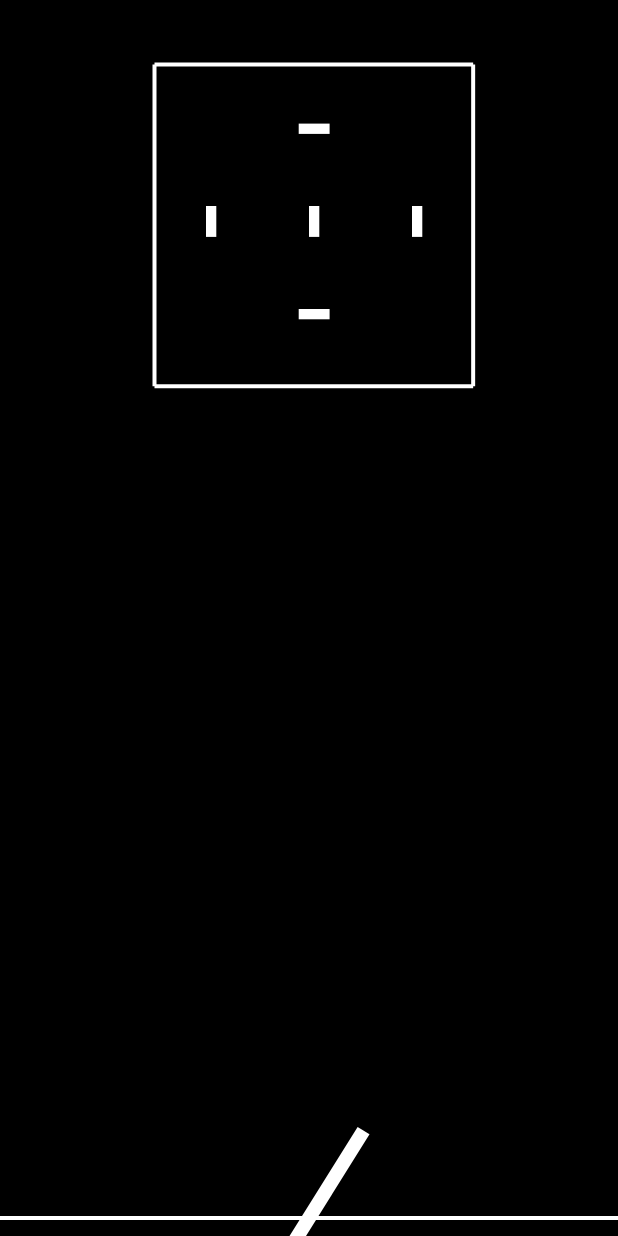
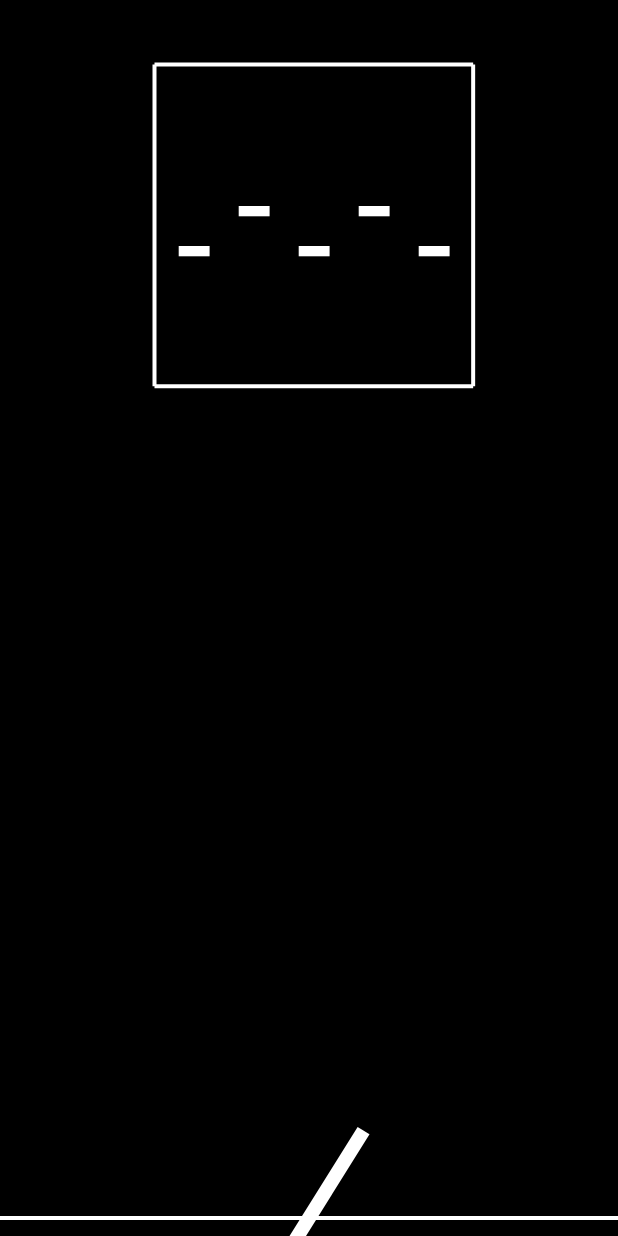
Before and after one commit to SeyNiam/Gorodki_diplom2, an Android app built with Jetpack Compose: the @Preview function TestNCGameScreen, on a phone screen of 412 x 824 dp. Run offline under Robolectric (Android 15) with nearby library versions, the phone set to English and light mode, and no system bars.

```diff
--- a/app/src/main/java/com/example/gorodki_diplom/MainActivity.kt
+++ b/app/src/main/java/com/example/gorodki_diplom/MainActivity.kt
@@ -85,6 +85,18 @@ const val rulesText =
 const val darkCyan = 0xFF008080
 const val darkerCyan = 0xFF004040
 const val tableLightCyan = 0x4400b0b0
+
+
+
+
+var lvl = 1
+
+
+
+
+
+
+
 
 
 // Reusable Title text
@@ -223,7 +235,8 @@ fun MenuScreen() {
 }
 
 @Composable
-fun HomeScreen(onProfileClick: () -> Unit, onSettingsClick: () -> Unit, onCGameClick: () -> Unit, onLBClick:() -> Unit, onRulesClick: () -> Unit) {
+fun HomeScreen(onProfileClick: () -> Unit, onSettingsClick: () -> Unit, onCGameClick: () -> Unit,
+               onLBClick:() -> Unit, onRulesClick: () -> Unit) {
     Box(
         modifier = Modifier
             .fillMaxSize()
@@ -247,19 +260,14 @@ fun HomeScreen(onProfileClick: () -> Unit, onSettingsClick: () -> Unit, onCGameC
                 CustomCircleButton(text = "Profile Icon", onClick = onProfileClick, R.drawable.pfp)
                 CustomCircleButton(text = "Settings Icon", onClick = onSettingsClick, R.drawable.sttng)
             }
-
             Box(modifier = Modifier.fillMaxHeight(fraction = 0.02f))
             PrintTileText(text = "ГОРОДКИ")
-
             Box(modifier = Modifier.fillMaxHeight(fraction = 0.08f))
             CustomMenuButton(text = "Классическая игра", onClick = onCGameClick)
-
             Box(modifier = Modifier.fillMaxHeight(fraction = 0.04f))
             CustomMenuButton(text = "Рекорды", onClick = onLBClick)
-
             Box(modifier = Modifier.fillMaxHeight(fraction = 0.04f))
             CustomMenuButton(text = "Правила", onClick = onRulesClick)
-
         }
     }
 }
@@ -285,7 +293,7 @@ fun TestScreen(){
                 .fillMaxSize()
                 .padding(0.dp, 32.dp, 0.dp, 0.dp)
             ){
-
+                // Draft in figma
             }
         }
     }
@@ -520,17 +528,15 @@ fun RulesScreen(onScreenChange: () -> Unit) {
 
 
 fun doesLineIntersectRectangle(lineStart: Offset, lineEnd: Offset, rectTopLeft: Offset, rectSize: Size): Boolean {
-    //val rectBottomRight = rectTopLeft + rectSize
     val rectBottomRight = Offset(x = rectTopLeft.x + rectSize.width, y = rectTopLeft.y + rectSize.height)
 
-
-    // Check if the line is outside the rectangle's bounds
+    // Линия за границами прямоугольника
     if (lineStart.x < rectTopLeft.x && lineEnd.x < rectTopLeft.x) return false
     if (lineStart.x > rectBottomRight.x && lineEnd.x > rectBottomRight.x) return false
     if (lineStart.y < rectTopLeft.y && lineEnd.y < rectTopLeft.y) return false
     if (lineStart.y > rectBottomRight.y && lineEnd.y > rectBottomRight.y) return false
 
-    // Check if the line intersects with any of the rectangle's edges
+    // Линия пересекается с какой-либо из сторон прямоугольника
     val line = Line(lineStart, lineEnd)
     val top = Line(rectTopLeft, Offset(x = rectBottomRight.x, y = rectTopLeft.y))
     val bottom = Line(Offset(x = rectTopLeft.x, y = rectBottomRight.y), rectBottomRight)
@@ -576,7 +582,7 @@ fun Offset.rotate(angle: Float): Offset {
 }
 
 
-//@Preview(widthDp = 400, heightDp = 800, showBackground = true)
+@Preview(widthDp = 400, heightDp = 800, showBackground = true)
 @Composable
 fun TestNCGameScreen() {
     var angle by remember { mutableFloatStateOf(0f) }
@@ -585,7 +591,10 @@ fun TestNCGameScreen() {
     var bitaLinePosition by remember { mutableStateOf(Offset.Zero) }
     var isDragging by remember { mutableStateOf(true) }
 
-    val verticalOffset = 600f
+    var verticalOffset = 600f
+
+    var throwCloser = false
+    var throwDist = 0f
 
     var isFirstRectVisible by remember { mutableStateOf(true) }
     var isSecondRectVisible by remember { mutableStateOf(true) }
@@ -629,19 +638,19 @@ fun TestNCGameScreen() {
 
 
 
+
+
     LaunchedEffect(Unit) {
         while (true) {
             angle = (angle + 2) % 360
             delay(8)
         }
     }
-    /**/
     LaunchedEffect(isDragging) {
         if (!isDragging) {
             val tmp = bitaLinePosition.y
             while (bitaLinePosition.y > -100) {
                 bitaLinePosition = bitaLinePosition.copy(y = bitaLinePosition.y - 1)
-                //checkIntersections()
                 offset += Offset(x = 0f, y = bitaLinePosition.y - 1)
                 checkIntersections()
                 delay(32)
@@ -650,14 +659,39 @@ fun TestNCGameScreen() {
             offset = Offset(x = bitaLinePosition.x, y = tmp)
             isDragging = true
 
-            if(!isFirstRectVisible && !isSecondRectVisible && !isThirdRectVisible && !isFourthRectVisible && !isFifthRectVisible){
-                //delay(64)
+            // Все невидимые
+            if(!isFirstRectVisible && !isSecondRectVisible && !isThirdRectVisible &&
+                !isFourthRectVisible && !isFifthRectVisible){
                 isFirstRectVisible = true
                 isSecondRectVisible = true
                 isThirdRectVisible = true
                 isFourthRectVisible = true
                 isFifthRectVisible = true
+
+                lvl++
+                if(lvl>2){lvl=1} // todo: fix when more levels
+
+                throwDist = 0f
+                offset += Offset(x = 0f, y = bitaLinePosition.y)
+                throwCloser = false
+
+                firstRectTopLeft = Offset(x = 0f, y = 0f)
+                firstRectSize = Size(width = 0f, height = 0f)
+                secondRectTopLeft = Offset(x = 0f, y = 0f)
+                secondRectSize = Size(width = 0f, height = 0f)
+                thirdRectTopLeft = Offset(x = 0f, y = 0f)
+                thirdRectSize = Size(width = 0f, height = 0f)
+                fourthRectTopLeft = Offset(x = 0f, y = 0f)
+                fourthRectSize = Size(width = 0f, height = 0f)
+                fifthRectTopLeft = Offset(x = 0f, y = 0f)
+                fifthRectSize= Size(width = 0f, height = 0f)
             }
+            /*
+            else if(!throwCloser){ // Хотя бы 1 ещё видимый
+                throwDist = 400f
+                offset += Offset(x = 0f, y = bitaLinePosition.y - 400)
+                throwCloser = true
+            }*/
         }
     }
 
@@ -689,13 +723,32 @@ fun TestNCGameScreen() {
                     .fillMaxHeight()
                     .fillMaxWidth()
             ){
-                // Static objects
-                Canvas(modifier = Modifier.fillMaxSize()){
+
+                Canvas(modifier = Modifier
+                    .fillMaxSize()
+                    /*
+                    .graphicsLayer(
+                        translationX = 0f,
+                        translationY = verticalOffset + throwDist
+                    )*/
+                ){
                     val canvasWidth = size.width
                     val canvasHeight = size.height
 
                     // Throw line todo: move it according to the rules
+
+                    drawLine(
+                        color = Color.White,
+                        start = Offset(x = -canvasWidth, y = canvasHeight / 2 + verticalOffset - throwDist),
+                        end = Offset(x = canvasWidth, y = canvasHeight / 2 + verticalOffset - throwDist),
+                        strokeWidth = 4.0f
+                    )
+
+
+
+                    /*
                     translate(left = canvasWidth / 2, top = canvasHeight / 2 + verticalOffset) {
+                        if(!throwCloser){
                             drawLine(
                                 color = Color.White,
                                 start = Offset(x = -canvasWidth, y = 0f),
@@ -703,6 +756,27 @@ fun TestNCGameScreen() {
                                 strokeWidth = 4.0f
                             )
                         }
+                        else {
+                            drawLine(
+                                color = Color.White,
+                                start = Offset(x = -canvasWidth, y = 0f - throwDist),
+                                end = Offset(x = canvasWidth, y = 0f - throwDist),
+                                strokeWidth = 4.0f
+                            )
+                        }
+                    }*/
+                }
+
+
+
+                // Static objects
+                Canvas(modifier = Modifier
+                    .fillMaxSize()
+                ){
+                    val canvasWidth = size.width
+                    val canvasHeight = size.height
+
+
 
                     // Town box
                     drawLine( // Top
@@ -730,42 +804,85 @@ fun TestNCGameScreen() {
                         strokeWidth = 4.0f
                     )
 
-                    // Rectangles todo: make them levels
+                    // Rectangles levels todo: make more
+                    if(lvl==1){
                         if (isFirstRectVisible) {
+                            drawRect(
+                                color = Color.White,
+                                topLeft = Offset(x = canvasWidth / 2 - (canvasWidth / 60)-60*2, y = canvasWidth / 3+40),
+                                size = Size(width = canvasHeight / 40, height = canvasWidth / 60)
+                            )
+                        }
+                        if (isSecondRectVisible) {
+                            this.drawRect(
+                                color = Color.White,
+                                topLeft = Offset(x = canvasWidth / 2 - (canvasWidth / 60)+60*2, y = canvasWidth / 3+40),
+                                size = Size(width = canvasHeight / 40, height = canvasWidth / 60)
+                            )
+                        }
+                        if (isThirdRectVisible) {
+                            drawRect(
+                                color = Color.White,
+                                topLeft = Offset(x = canvasWidth / 2 - (canvasWidth / 60), y = canvasWidth / 3+40),
+                                size = Size(width = canvasHeight / 40, height = canvasWidth / 60)
+                            )
+                        }
+                        if (isFourthRectVisible) {
+                            drawRect(
+                                color = Color.White,
+                                topLeft = Offset(x = canvasWidth / 2 - (canvasWidth / 60)+60, y = canvasWidth / 3),
+                                size = Size(width = canvasHeight / 40, height = canvasWidth / 60)
+                            )
+                        }
+                        if (isFifthRectVisible) {
+                            drawRect(
+                                color = Color.White,
+                                topLeft = Offset(x = canvasWidth / 2 - (canvasWidth / 60)-60, y = canvasWidth / 3),
+                                size = Size(width = canvasHeight / 40, height = canvasWidth / 60)
+                            )
+                        }
+                    }
+
+                    if(lvl==2){
+                        if(isFirstRectVisible){
                             drawRect(
                                 color = Color.White,
                                 topLeft = Offset(x = canvasWidth / 3, y = canvasHeight / 6),
                                 size = Size(width = canvasWidth / 60, height = canvasHeight / 40)
                             )
                         }
-                    if (isSecondRectVisible) {
-                        drawRect(
+                        if(isSecondRectVisible){
+                            this.drawRect(
                                 color = Color.White,
                                 topLeft = Offset(x = canvasWidth / 6 + canvasWidth / 2, y = canvasHeight / 6),
                                 size = Size(width = canvasWidth / 60, height = canvasHeight / 40)
                             )
                         }
-                    if (isThirdRectVisible) {
+                        if(isThirdRectVisible){
                             drawRect(
                                 color = Color.White,
                                 topLeft = Offset(x = canvasWidth / 2, y = canvasHeight / 6),
                                 size = Size(width = canvasWidth / 60, height = canvasHeight / 40)
                             )
                         }
-                    if (isFourthRectVisible) {
+                        if(isFourthRectVisible){
                             drawRect(
                                 color = Color.White,
                                 topLeft = Offset(x = canvasWidth / 2 - (canvasWidth / 60), y = canvasHeight / 4),
                                 size = Size(width = canvasHeight / 40, height = canvasWidth / 60)
                             )
                         }
-                    if (isFifthRectVisible) {
+                        if(isFifthRectVisible){
                             drawRect(
                                 color = Color.White,
                                 topLeft = Offset(x = canvasWidth / 2 - (canvasWidth / 60), y = canvasHeight / 10),
                                 size = Size(width = canvasHeight / 40, height = canvasWidth / 60)
                             )
                         }
+                    }
+
+
+
                 }
 
                 // Bita line with checking if intersected
```
Lines whose indentation alone changed are shown as unchanged.
